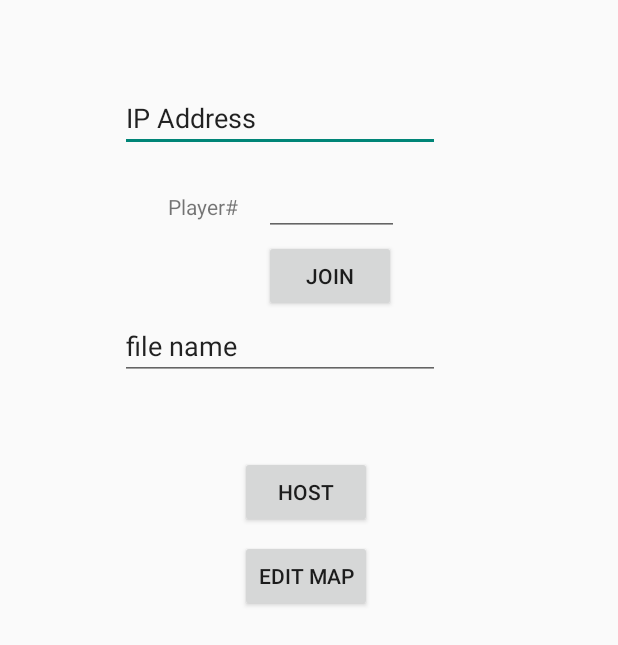
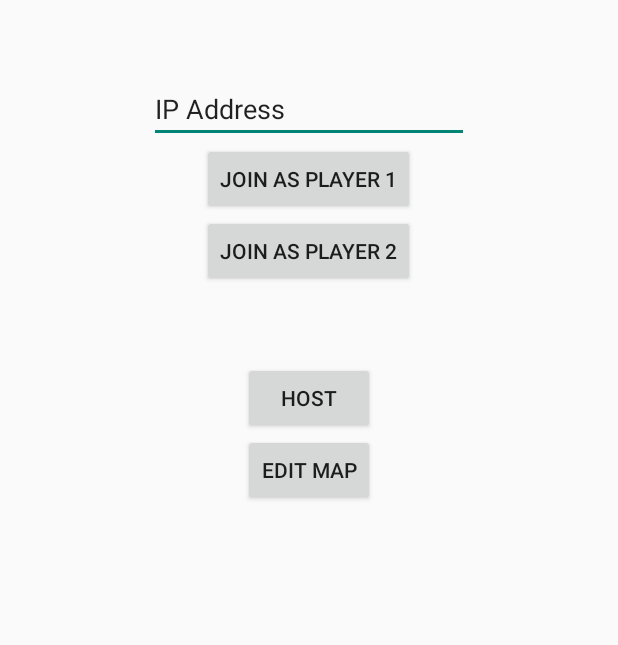
Before and after one commit to jamesbhall423/RevelationAndroid, an Android app: the screen it shows after launch (MainActivity), on a phone screen of 412 x 824 dp. Shown: the top 645 px of the screen. Run offline under Robolectric (Android 15) with nearby library versions, the phone set to English and light mode, and no system bars.

Commit message:
Entry screen ease of use

```diff
--- a/app/src/main/AndroidManifest.xml
+++ b/app/src/main/AndroidManifest.xml
@@ -12,6 +12,7 @@
         android:theme="@style/Theme.AppCompat.Light.NoActionBar">
         <activity android:name=".android.GameActivity"></activity>
         <activity android:name=".android.mapmaker.MapMaker"></activity>
+        <activity android:name=".FileViewer"></activity>
         <activity android:name=".MainActivity">
             <intent-filter>
                 <action android:name="android.intent.action.MAIN" />
--- a/app/src/main/java/com/github/jamesbhall423/revelationandroid/MainActivity.java
+++ b/app/src/main/java/com/github/jamesbhall423/revelationandroid/MainActivity.java
@@ -1,13 +1,20 @@
 package com.github.jamesbhall423.revelationandroid;
 
 import androidx.appcompat.app.AppCompatActivity;
+import androidx.core.content.FileProvider;
+import androidx.documentfile.provider.DocumentFile;
 
+import android.app.Activity;
 import android.content.Intent;
+import android.content.SharedPreferences;
+import android.net.Uri;
 import android.os.Bundle;
+import android.provider.DocumentsContract;
 import android.view.View;
 import android.view.WindowManager;
 import android.widget.Button;
 import android.widget.EditText;
+import android.widget.LinearLayout;
 import android.widget.TextView;
 
 import com.github.jamesbhall423.revelationandroid.android.GameActivity;
@@ -20,87 +27,67 @@ import java.util.Collections;
 import java.util.List;
 
 public class MainActivity extends AppCompatActivity {
-    private static final String MAP_FOLDER = "/";
-    private static final String MAP_EXTENSION = ".cmap";
+    public static final String MAP_EXTENSION = ".cmap";
+    private static final String IP_REFERENCE = "LAST_IP";
+    private static final String DEFAULT_IP = "IP Address";
 
     @Override
     protected void onCreate(Bundle savedInstanceState) {
         super.onCreate(savedInstanceState);
+        SharedPreferences sharedPref = getSharedPreferences(getString(R.string.preference_file_key), MODE_PRIVATE);
         AppInitializer.run(this);
         setContentView(R.layout.activity_main);
-        Button join = findViewById(R.id.join);
-        final EditText ip = findViewById(R.id.address);
-        final EditText playerInput = findViewById(R.id.playerInput);
-        join.setOnClickListener(new View.OnClickListener() {
+        EditText ip = findViewById(R.id.address);
+        ip.setText(sharedPref.getString(IP_REFERENCE,DEFAULT_IP));
+        Button joinP1 = findViewById(R.id.joinP1);
+        joinP1.setOnClickListener(new View.OnClickListener() {
             @Override
             public void onClick(View v) {
-                Intent gameActivity = new Intent();
-                gameActivity.setClass(MainActivity.this, GameActivity.class);
-                gameActivity.putExtra(GameActivity.IP_REFERENCE,ip.getText().toString());
-                gameActivity.putExtra(GameActivity.PLAYER_REFERENCE,Integer.parseInt(playerInput.getText().toString()));
-                gameActivity.putExtra(GameActivity.CONNECTION_DIRECTION,GameActivity.CLIENT);
-                startActivity(gameActivity);
+                joinIP(1);
+            }
+        });
+        Button joinP2 = findViewById(R.id.joinP2);
+        joinP2.setOnClickListener(new View.OnClickListener() {
+            @Override
+            public void onClick(View v) {
+                joinIP(2);
             }
         });
         Button hoster = findViewById(R.id.host);
-        final TextView displayIP = findViewById(R.id.thisIP);
-        final String IP_ADDRESS = getIPAddress(true);
-        final EditText fileName = findViewById(R.id.fileName);
-        displayIP.setText(IP_ADDRESS);
-        File fileDir = getFilesDir();
-        final String dataFolderName = fileDir.getPath();
         hoster.setOnClickListener(new View.OnClickListener() {
             @Override
             public void onClick(View v) {
-                Intent gameActivity = new Intent();
-                gameActivity.setClass(MainActivity.this, GameActivity.class);
-                gameActivity.putExtra(GameActivity.IP_REFERENCE,IP_ADDRESS);
-                gameActivity.putExtra(GameActivity.GAME_FILE,dataFolderName+MAP_FOLDER+fileName.getText().toString()+MAP_EXTENSION);
-                gameActivity.putExtra(GameActivity.CONNECTION_DIRECTION,GameActivity.SERVER);
-                startActivity(gameActivity);
+                openFile(false);
             }
         });
         Button mapmakerButton = findViewById(R.id.mapmaker);
         mapmakerButton.setOnClickListener(new View.OnClickListener() {
             @Override
             public void onClick(View v) {
-                Intent mapmakerActivity = new Intent();
-                mapmakerActivity.setClass(MainActivity.this, MapMaker.class);
-                mapmakerActivity.putExtra(GameActivity.GAME_FILE,dataFolderName+MAP_FOLDER+fileName.getText().toString()+MAP_EXTENSION);
-                startActivity(mapmakerActivity);
+                openFile(true);
             }
         });
     }
+    public void joinIP(int player) {
+        SharedPreferences sharedPref = getSharedPreferences(getString(R.string.preference_file_key), MODE_PRIVATE);
+        SharedPreferences.Editor ipEdit = sharedPref.edit();
+        EditText ip = findViewById(R.id.address);
+        ipEdit.putString(IP_REFERENCE,ip.getText().toString());
+        ipEdit.apply();
+        Intent gameActivity = new Intent();
+        gameActivity.setClass(MainActivity.this, GameActivity.class);
+        gameActivity.putExtra(GameActivity.IP_REFERENCE,ip.getText().toString());
+        gameActivity.putExtra(GameActivity.PLAYER_REFERENCE,player);
+        gameActivity.putExtra(GameActivity.CONNECTION_DIRECTION,GameActivity.CLIENT);
+        startActivity(gameActivity);
+    }
 
-    /**
-     * Get IP address from first non-localhost interface
-     * @param useIPv4   true=return ipv4, false=return ipv6
-     * @return  address or empty string
-     */
-    public static String getIPAddress(boolean useIPv4) {
-        try {
-            List<NetworkInterface> interfaces = Collections.list(NetworkInterface.getNetworkInterfaces());
-            for (NetworkInterface intf : interfaces) {
-                List<InetAddress> addrs = Collections.list(intf.getInetAddresses());
-                for (InetAddress addr : addrs) {
-                    if (!addr.isLoopbackAddress()) {
-                        String sAddr = addr.getHostAddress();
-                        //boolean isIPv4 = InetAddressUtils.isIPv4Address(sAddr);
-                        boolean isIPv4 = sAddr.indexOf(':')<0;
 
-                        if (useIPv4) {
-                            if (isIPv4)
-                                return sAddr;
-                        } else {
-                            if (!isIPv4) {
-                                int delim = sAddr.indexOf('%'); // drop ip6 zone suffix
-                                return delim<0 ? sAddr.toUpperCase() : sAddr.substring(0, delim).toUpperCase();
-                            }
-                        }
-                    }
-                }
-            }
-        } catch (Exception ignored) { } // for now eat exceptions
-        return "";
+    private void openFile(boolean isMapmaker) {
+        Intent intent = new Intent();
+        intent.setClass(this,FileViewer.class);
+        intent.putExtra(FileViewer.FLAG_MAPMAKER,isMapmaker);
+        intent.putExtra(FileViewer.PATH_LOCATION,getFilesDir().getAbsolutePath());
+        startActivity(intent);
     }
 }
--- a/app/src/main/res/layout/activity_main.xml
+++ b/app/src/main/res/layout/activity_main.xml
@@ -6,80 +6,53 @@
     android:layout_height="match_parent"
     tools:context=".MainActivity">
 
-
+    <LinearLayout
+        android:id="@+id/main_layout"
+        android:layout_width="match_parent"
+        android:layout_height="match_parent"
+        android:orientation="vertical">
+        <LinearLayout
+            android:id="@+id/start_layout"
+            android:layout_width="match_parent"
+            android:layout_height="match_parent"
+            android:layout_marginTop= "50dp"
+            android:layout_centerHorizontal="true"
+            android:gravity="center_horizontal"
+            android:orientation="vertical">
             <EditText
                 android:id="@+id/address"
                 android:layout_width="wrap_content"
                 android:layout_height="wrap_content"
-        android:layout_marginStart="80dp"
-        android:layout_marginTop="56dp"
                 android:ems="10"
                 android:inputType="text"
                 android:text="IP Address"
                 app:layout_constraintStart_toStartOf="parent"
                 app:layout_constraintTop_toTopOf="parent" />
 
-    <TextView
-        android:id="@+id/playerLabel"
-        android:layout_width="wrap_content"
-        android:layout_height="wrap_content"
-        android:layout_marginStart="112dp"
-
-        android:layout_marginTop="128dp"
-        android:text="Player#"
-        app:layout_constraintStart_toStartOf="parent"
-        app:layout_constraintTop_toTopOf="parent" />
-    <EditText
-        android:id="@+id/playerInput"
-        android:layout_width="90dp"
-        android:layout_height="37dp"
-        android:layout_marginStart="176dp"
-        android:layout_marginTop="120dp"
-
-        android:ems="10"
-        android:inputType="number"
-        app:layout_constraintStart_toStartOf="parent"
-        app:layout_constraintTop_toTopOf="parent" />
 
 
             <Button
-        android:id="@+id/join"
+                android:id="@+id/joinP1"
                 android:layout_width="wrap_content"
                 android:layout_height="wrap_content"
-        android:layout_marginStart="176dp"
-        android:layout_marginTop="160dp"
-        android:text="Join"
+                android:text="Join As Player 1"
                 app:layout_constraintStart_toStartOf="parent"
                 app:layout_constraintTop_toTopOf="parent" />
-    <EditText
-        android:id="@+id/fileName"
+            <Button
+                android:id="@+id/joinP2"
                 android:layout_width="wrap_content"
                 android:layout_height="wrap_content"
-        android:layout_marginStart="80dp"
-        android:layout_marginTop="208dp"
-        android:ems="10"
-        android:inputType="text"
-        android:text="file name"
+                android:text="Join As Player 2"
                 app:layout_constraintStart_toStartOf="parent"
                 app:layout_constraintTop_toTopOf="parent" />
 
 
 
-    <TextView
-        android:id="@+id/thisIP"
-        android:layout_width="wrap_content"
-        android:layout_height="wrap_content"
-        android:layout_marginStart="176dp"
-        android:layout_marginTop="272dp"
-        android:text="TextView"
-        app:layout_constraintStart_toStartOf="parent"
-        app:layout_constraintTop_toTopOf="parent" />
             <Button
                 android:id="@+id/host"
                 android:layout_width="wrap_content"
                 android:layout_height="wrap_content"
-        android:layout_marginStart="160dp"
-        android:layout_marginTop="304dp"
+                android:layout_marginTop= "50dp"
                 android:text="Host"
                 app:layout_constraintStart_toStartOf="parent"
                 app:layout_constraintTop_toTopOf="parent" />
@@ -87,10 +60,11 @@
                 android:id="@+id/mapmaker"
                 android:layout_width="wrap_content"
                 android:layout_height="wrap_content"
-        android:layout_marginStart="160dp"
-        android:layout_marginTop="360dp"
                 android:text="Edit Map"
                 app:layout_constraintStart_toStartOf="parent"
                 app:layout_constraintTop_toTopOf="parent" />
+        </LinearLayout>
+    </LinearLayout>
+
 
 </androidx.constraintlayout.widget.ConstraintLayout>
--- a/app/src/main/res/values/strings.xml
+++ b/app/src/main/res/values/strings.xml
@@ -1,3 +1,5 @@
 <resources>
-    <string name="app_name">RevelationAndroid</string>
+    <string name="app_name">Revelation</string>
+    <string name="preference_file_key">com.github.jamesbhall423.RevelationAndroid.PREFERENCE_FILE_KEY</string>
+
 </resources>
--- a/build.gradle
+++ b/build.gradle
@@ -4,7 +4,6 @@ buildscript {
     repositories {
         google()
         jcenter()
-
     }
     dependencies {
         classpath 'com.android.tools.build:gradle:3.5.2'
```
Also changed, not shown: app/src/main/java/com/github/jamesbhall423/revelationandroid/FileViewer.java (added, +176 -0 lines), app/src/main/res/layout/file_viewer.xml (added, +12 -0 lines). Lines whose indentation alone changed are shown as unchanged.
